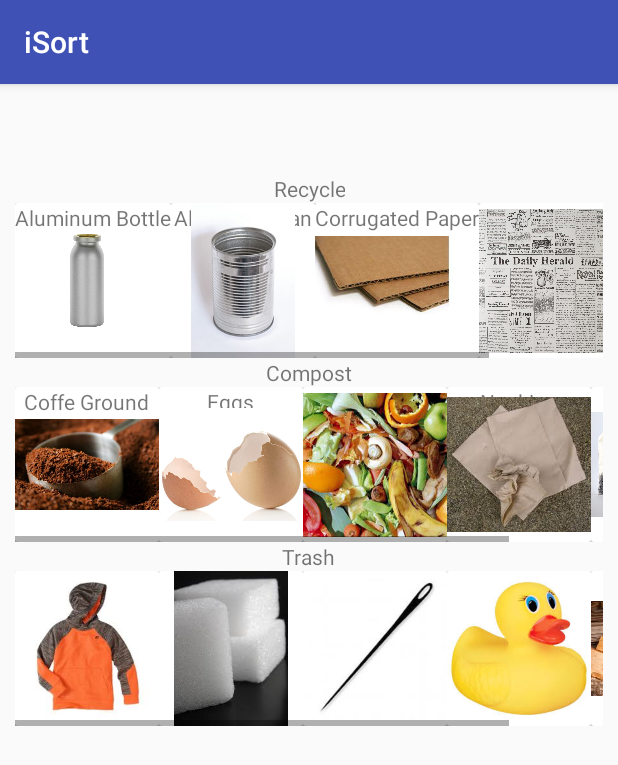
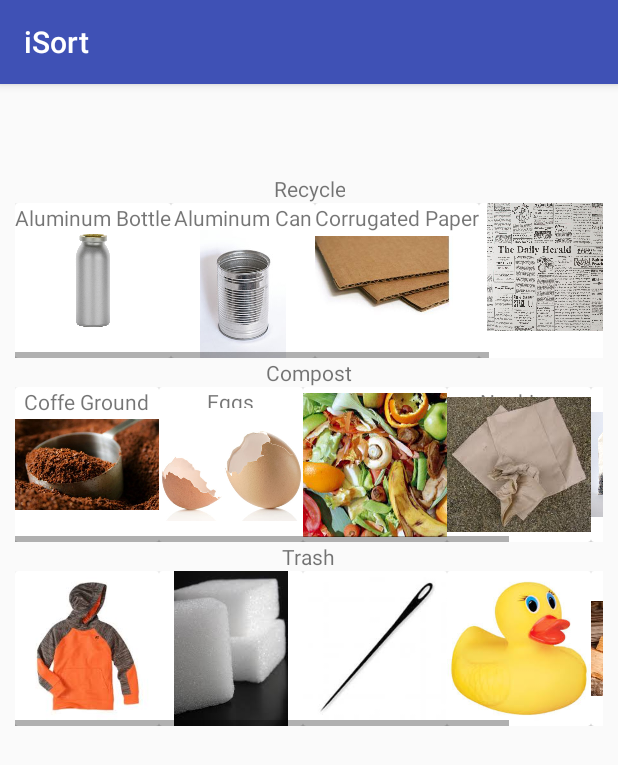
Before and after one commit to kushgkh/iSort, an Android app: the EducationActivity screen opened directly, with no data from a screen before it, on a phone screen of 412 x 824 dp. Shown: the top 765 px of the screen. Run offline under Robolectric (Android 15) with nearby library versions, the phone set to English and light mode, and no system bars.

Commit message:
edited education activity

```diff
--- a/app/src/main/res/layout/activity_education.xml
+++ b/app/src/main/res/layout/activity_education.xml
@@ -47,6 +47,8 @@
                         android:layout_height="wrap_content"
                         android:paddingBottom="10dp"/>
                     <ImageView
+                        android:layout_gravity="center|bottom"
+
                         android:layout_width="96dp"
                         android:layout_height="103dp"
                         android:src="@drawable/recyclealuminumbottle" />
@@ -64,9 +66,11 @@
                         android:layout_width="wrap_content"
                         android:layout_height="wrap_content"
                         android:paddingBottom="10dp"/>
+
                     <ImageView
                         android:layout_width="96dp"
-                        android:layout_height="103dp"
+                        android:layout_height="85dp"
+                        android:layout_gravity="bottom|center"
                         android:src="@drawable/recyclealuminumcan" />
                 </android.support.v7.widget.CardView>
                 <android.support.v7.widget.CardView
@@ -100,9 +104,10 @@
                         android:layout_width="wrap_content"
                         android:layout_height="wrap_content"
                         android:paddingBottom="10dp"/>
+
                     <ImageView
                         android:layout_width="96dp"
-                        android:layout_height="103dp"
+                        android:layout_height="85dp"
                         android:src="@drawable/recyclenewspaper" />
                 </android.support.v7.widget.CardView>
                 <android.support.v7.widget.CardView
```
